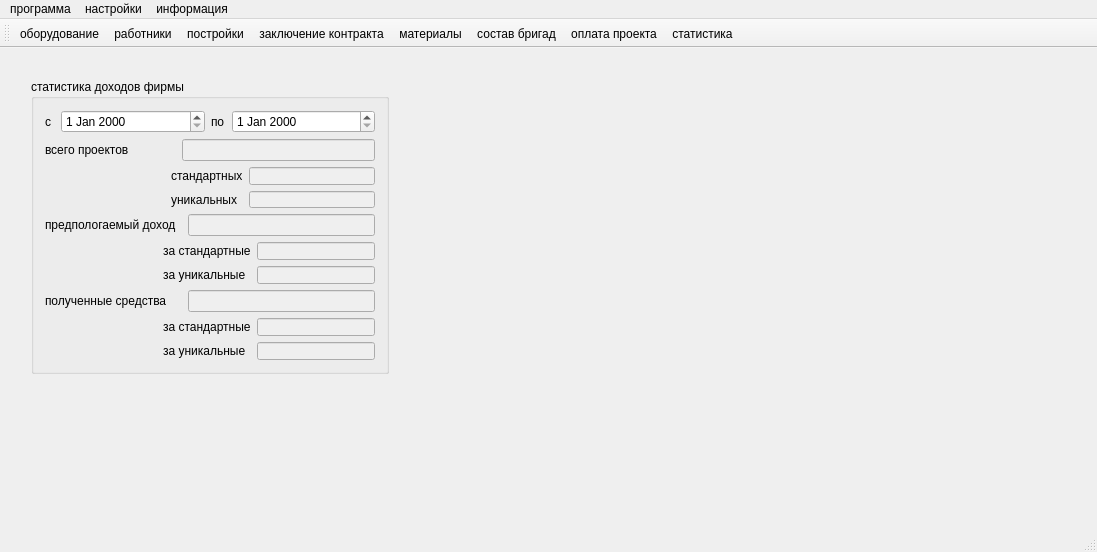
The window that mainwindow.ui (Pchelovec/course_progect) describes before a commit, drawn with Qt 5.
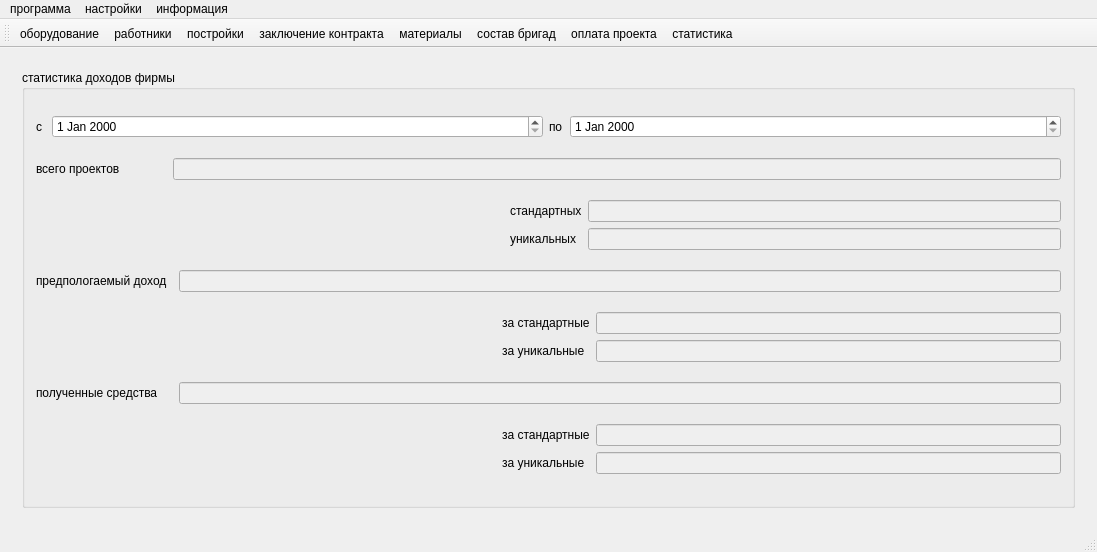
The same window after the commit. The open tabs and pages were chosen to show the change. Icons and pictures are not drawn.

What changed in the file:
```diff
--- a/mainwindow.ui
+++ b/mainwindow.ui
@@ -1923,15 +1923,9 @@
        </widget>
       </widget>
       <widget class="QWidget" name="page_12">
+       <layout class="QGridLayout" name="gridLayout_53">
+        <item row="0" column="0">
        <widget class="QGroupBox" name="groupBox_8">
-        <property name="geometry">
-         <rect>
-          <x>20</x>
-          <y>20</y>
-          <width>358</width>
-          <height>295</height>
-         </rect>
-        </property>
         <property name="title">
          <string>статистика доходов фирмы</string>
         </property>
@@ -2151,6 +2145,8 @@
          </item>
         </layout>
        </widget>
+        </item>
+       </layout>
       </widget>
       <widget class="QWidget" name="page_13">
        <layout class="QGridLayout" name="gridLayout_52">
```
Left out of the diff: 14 changed lines with no effect on the pictures. Lines whose indentation alone changed are shown as unchanged.
